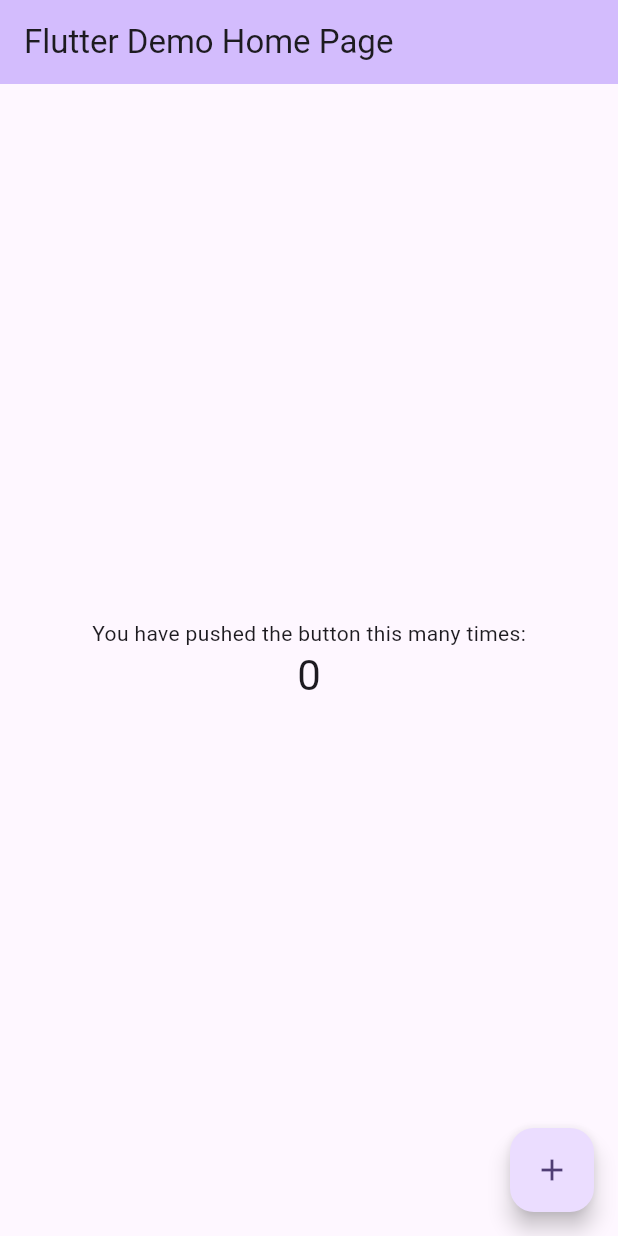
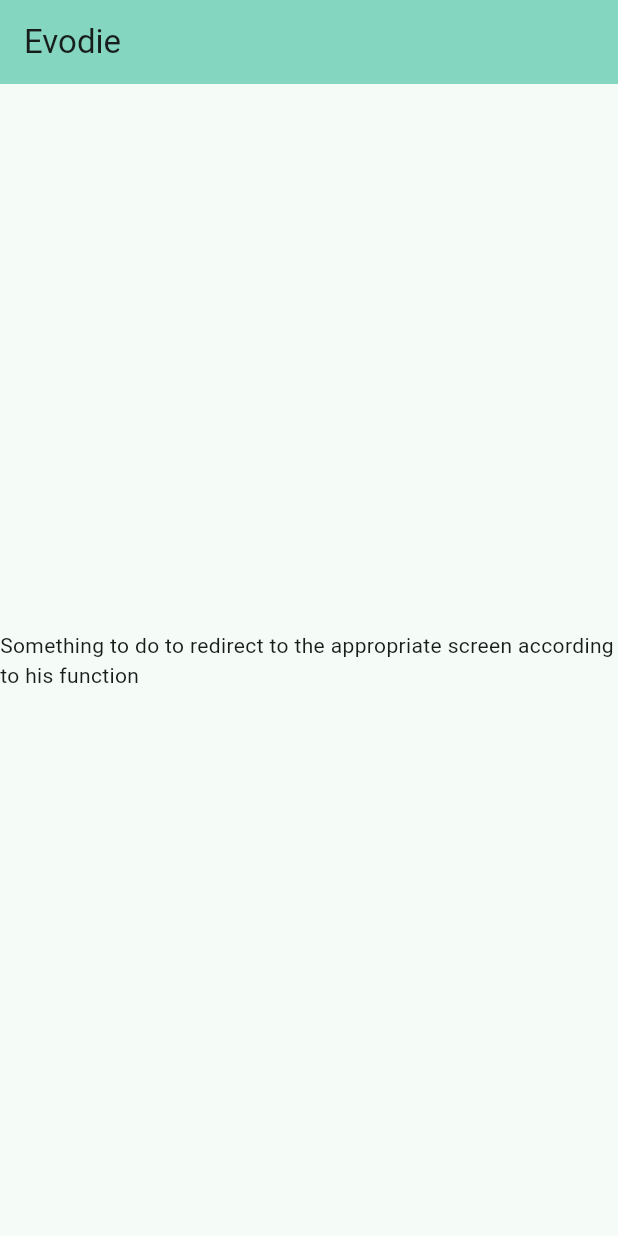
Before and after one commit to NML124/evodie, a Flutter app: the screen it shows after launch, on a phone screen of 412 x 824 dp. Run offline on Flutter 3.47's test engine with Material 3 defaults, Android fonts, the phone set to English and light mode, and no system bars.

Commit message:
Improve code

```diff
--- a/lib/Constants/strings.dart
+++ b/lib/Constants/strings.dart
@@ -1,5 +1,5 @@
 class StringsConstant {
-  static const String nameApp = "Evodie";
+  static const String AppName = "Evodie";
   static const String sommeactuelleConst = "Somme actuelle";
   static const String proprietaire = "Propriétaire";
   static const String vendeur = "Vendeur";
--- a/lib/main.dart
+++ b/lib/main.dart
@@ -1,3 +1,5 @@
+import 'package:evodie/Constants/colors.dart';
+import 'package:evodie/Constants/strings.dart';
 import 'package:flutter/material.dart';
 
 void main() {
@@ -13,26 +15,16 @@ class MyApp extends StatelessWidget {
     return MaterialApp(
       title: 'Flutter Demo',
       theme: ThemeData(
-        colorScheme: ColorScheme.fromSeed(seedColor: Colors.deepPurple),
+        colorScheme: ColorScheme.fromSeed(seedColor: ColorsConstant.green),
         useMaterial3: true,
       ),
-      home: const MyHomePage(title: 'Flutter Demo Home Page'),
+      home: const MyHomePage(title: StringsConstant.AppName),
     );
   }
 }
 
 class MyHomePage extends StatefulWidget {
   const MyHomePage({super.key, required this.title});
-
-  // This widget is the home page of your application. It is stateful, meaning
-  // that it has a State object (defined below) that contains fields that affect
-  // how it looks.
-
-  // This class is the configuration for the state. It holds the values (in this
-  // case the title) provided by the parent (in this case the App widget) and
-  // used by the build method of the State. Fields in a Widget subclass are
-  // always marked "final".
-
   final String title;
 
   @override
@@ -40,71 +32,22 @@ class MyHomePage extends StatefulWidget {
 }
 
 class _MyHomePageState extends State<MyHomePage> {
-  int _counter = 0;
-
-  void _incrementCounter() {
-    setState(() {
-      // This call to setState tells the Flutter framework that something has
-      // changed in this State, which causes it to rerun the build method below
-      // so that the display can reflect the updated values. If we changed
-      // _counter without calling setState(), then the build method would not be
-      // called again, and so nothing would appear to happen.
-      _counter++;
-    });
-  }
-
   @override
   Widget build(BuildContext context) {
-    // This method is rerun every time setState is called, for instance as done
-    // by the _incrementCounter method above.
-    //
-    // The Flutter framework has been optimized to make rerunning build methods
-    // fast, so that you can just rebuild anything that needs updating rather
-    // than having to individually change instances of widgets.
     return Scaffold(
       appBar: AppBar(
-        // TRY THIS: Try changing the color here to a specific color (to
-        // Colors.amber, perhaps?) and trigger a hot reload to see the AppBar
-        // change color while the other colors stay the same.
         backgroundColor: Theme.of(context).colorScheme.inversePrimary,
-        // Here we take the value from the MyHomePage object that was created by
-        // the App.build method, and use it to set our appbar title.
         title: Text(widget.title),
       ),
       body: Center(
-        // Center is a layout widget. It takes a single child and positions it
-        // in the middle of the parent.
         child: Column(
-          // Column is also a layout widget. It takes a list of children and
-          // arranges them vertically. By default, it sizes itself to fit its
-          // children horizontally, and tries to be as tall as its parent.
-          //
-          // Column has various properties to control how it sizes itself and
-          // how it positions its children. Here we use mainAxisAlignment to
-          // center the children vertically; the main axis here is the vertical
-          // axis because Columns are vertical (the cross axis would be
-          // horizontal).
-          //
-          // TRY THIS: Invoke "debug painting" (choose the "Toggle Debug Paint"
-          // action in the IDE, or press "p" in the console), to see the
-          // wireframe for each widget.
           mainAxisAlignment: MainAxisAlignment.center,
           children: <Widget>[
-            const Text(
-              'You have pushed the button this many times:',
-            ),
             Text(
-              '$_counter',
-              style: Theme.of(context).textTheme.headlineMedium,
-            ),
+                "Something to do to redirect to the appropriate screen according to his function")
           ],
         ),
       ),
-      floatingActionButton: FloatingActionButton(
-        onPressed: _incrementCounter,
-        tooltip: 'Increment',
-        child: const Icon(Icons.add),
-      ), // This trailing comma makes auto-formatting nicer for build methods.
     );
   }
 }
```
